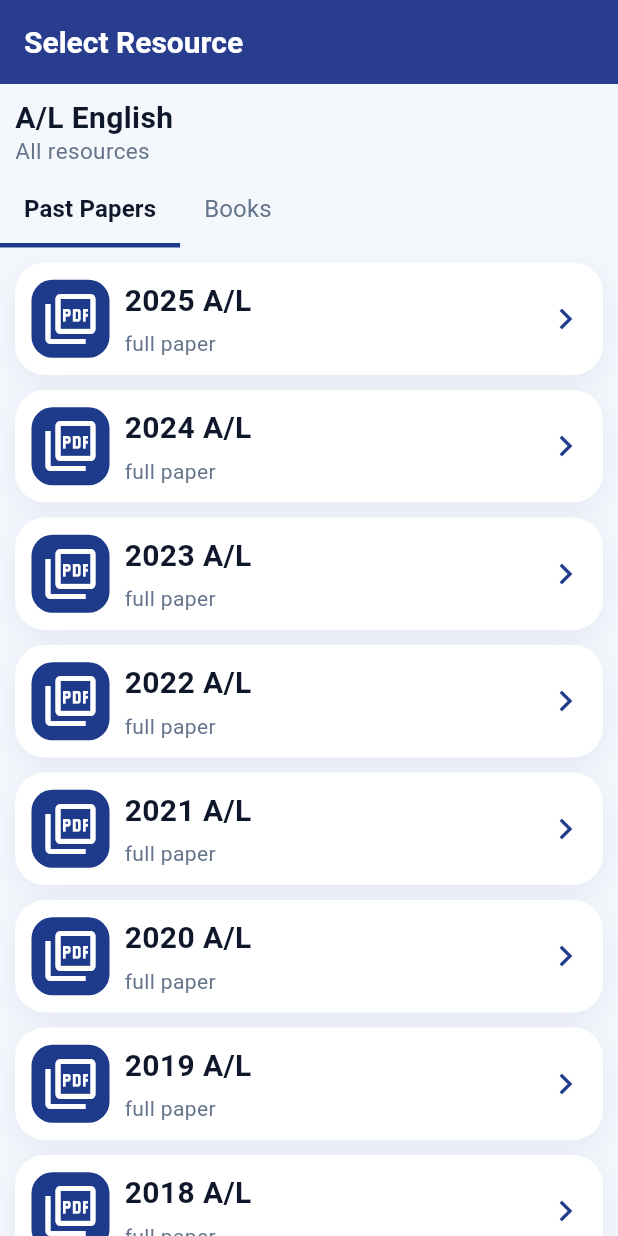
After one commit to KalpaSulochana/learnova, a Flutter app: the AlEnglish screen opened directly, on a phone screen of 412 x 824 dp. The commit adds this screen. Run offline on Flutter 3.47's test engine with Material 3 defaults, Android fonts, the phone set to English and light mode, and no system bars; our stand-ins replace font_awesome_flutter.

Commit message:
mage GIT and Eng

```diff
--- a/lib/alStreamSelection.dart
+++ b/lib/alStreamSelection.dart
@@ -1,4 +1,5 @@
 import 'package:flutter/material.dart';
+import 'package:learnova/resources/Advanced%20Level/Arts/artSubStreams.dart';
 import 'package:learnova/resources/Advanced%20Level/alMathsSubjects.dart';
 import 'package:learnova/resources/Advanced%20Level/alBioSubjects.dart';
 import 'package:learnova/colors.dart';
@@ -32,7 +33,7 @@ class alStreamSelectionScreen extends StatelessWidget {
               buildCommonCard(icon: Icons.functions, title: "Physical Science", subtitle: "Com Maths, Physics, Chemistry", toPage: AlmathssubjectScreen(),),
               buildCommonCard(icon: Icons.science, title: "Bio Science", subtitle: "Biology, Physics, Chemistry", toPage: AlBioSubjectScreen(),),
               buildCommonCard(icon: Icons.functions, title: "Commerce", subtitle: "Econ, BS, Accounting", toPage: AlmathssubjectScreen(),),
-              buildCommonCard(icon: Icons.draw, title: "Arts", subtitle: "Languages, Social Sciensces", toPage: AlmathssubjectScreen(),),
+              buildCommonCard(icon: Icons.draw, title: "Arts", subtitle: "Languages, Social Sciensces", toPage: AlArtSubstreamScreen(),),
               buildCommonCard(icon: Icons.functions, title: "Engineering Technology", subtitle: "ET, SFT, ICT", toPage: AlmathssubjectScreen(),),
               buildCommonCard(icon: Icons.functions, title: "Biosystem Technology", subtitle: "BST, SFT, ICT", toPage: AlmathssubjectScreen(),),
 
--- /dev/null
+++ b/lib/resources/Advanced Level/alEnglish.dart
@@ -0,0 +1,244 @@
+import 'package:flutter/material.dart';
+import 'package:learnova/card.dart';
+import 'package:learnova/colors.dart';
+import 'package:learnova/pdf_viewer_page.dart';
+
+class AlEnglish extends StatelessWidget {
+  const AlEnglish({super.key});
+
+  @override
+  Widget build(BuildContext context) {
+    return DefaultTabController(
+      length: 3,
+      initialIndex: 0, // Opens "Past Papers" by default
+      child: Scaffold(
+        backgroundColor: bgColor,
+        appBar: AppBar(
+          automaticallyImplyLeading: false,
+          backgroundColor: primaryBlue,
+          elevation: 100,
+          title: Text(
+            "Select Resource",
+            style: TextStyle(
+              color: cardWhite,
+              fontSize: 20,
+              fontWeight: FontWeight.bold,
+            ),
+          ),
+        ),
+        body: SafeArea(
+          child: Column(
+            crossAxisAlignment: CrossAxisAlignment.start,
+            children: [
+              SizedBox(height: 10,),
+
+              // Unit Titles
+              Padding(
+                padding: const EdgeInsets.symmetric(horizontal: 10),
+                child: Column(
+                  crossAxisAlignment: CrossAxisAlignment.start,
+                  children:  [
+                    Text(
+                      'A/L English',
+                      style: TextStyle(
+                        color: textDark
+                        ,
+                        fontSize: 20,
+                        fontWeight: FontWeight.bold,
+                        height: 1.2,
+                      ),
+                    ),
+
+
+                    Text(
+                      'All resources',
+                      style: TextStyle(
+                        color: textLight,
+                        fontSize: 15,
+                        fontWeight: FontWeight.w400,
+                      ),
+                    ),
+                  ],
+                ),
+              ),
+
+              const SizedBox(height: 5),
+
+              // Tab Bar
+              TabBar(
+                isScrollable: true,
+                tabAlignment: TabAlignment.start,
+                indicatorColor: primaryBlue,
+                indicatorWeight: 3.0,
+                indicatorSize: TabBarIndicatorSize.tab,
+                labelColor: textDark,
+                unselectedLabelColor: textLight,
+                labelStyle: const TextStyle(
+                  fontSize: 16,
+                  fontWeight: FontWeight.w600,
+                ),
+                unselectedLabelStyle: const TextStyle(
+                  fontSize: 16,
+                  fontWeight: FontWeight.normal,
+                ),
+                dividerColor: Colors.transparent,
+                tabs: const [
+                  Tab(text: 'Past Papers'),
+                  Tab(text: 'Books'),
+
+                ],
+              ),
+
+              // Tab Views
+               Expanded(
+                child: TabBarView(
+                  children: [
+
+                    SingleChildScrollView(
+                      child: Column(
+                        children: [
+                          SizedBox(height: 10,),
+
+                          buildCommonCard(
+                          icon: Icons.picture_as_pdf_outlined,
+                            title: "2025 A/L",
+                            subtitle: "full paper",
+                            toPage: PdfViewerPage(
+                              title: "2025 A/L English",
+                              pdfUrl:
+                                  "https://pub-443fa50336f24320a9b73edc71de97e6.r2.dev/AL/English/Past%20Papers/2025%20paper.pdf",
+                            ),
+                          ),
+                          buildCommonCard(
+                          icon: Icons.picture_as_pdf_outlined,
+                            title: "2024 A/L",
+                            subtitle: "full paper",
+                            toPage: PdfViewerPage(
+                              title: "2024 A/L English",
+                              pdfUrl:
+                                  "https://pub-443fa50336f24320a9b73edc71de97e6.r2.dev/AL/English/Past%20Papers/gce-advance-level-exam-2024-english-past-papers-68ba8ac124d35.pdf",
+                            ),
+                          ),
+                          buildCommonCard(
+                          icon: Icons.picture_as_pdf_outlined,
+                            title: "2023 A/L",
+                            subtitle: "full paper",
+                            toPage: PdfViewerPage(
+                              title: "2023 A/L English",
+                              pdfUrl:
+                                  "https://pub-443fa50336f24320a9b73edc71de97e6.r2.dev/AL/English/Past%20Papers/gce-advance-level-exam-2023-english-past-papers-65c317770fd55.pdf",
+                            ),
+                          ),
+                          buildCommonCard(
+                          icon: Icons.picture_as_pdf_outlined,
+                            title: "2022 A/L",
+                            subtitle: "full paper",
+                            toPage: PdfViewerPage(
+                              title: "2022 A/L English",
+                              pdfUrl:
+                                  "https://pub-443fa50336f24320a9b73edc71de97e6.r2.dev/AL/English/Past%20Papers/gce-advance-level-exam-2022-english-past-papers-63fee700d96eb.pdf",
+                            ),
+                          ),
+                          buildCommonCard(
+                          icon: Icons.picture_as_pdf_outlined,
+                            title: "2021 A/L",
+                            subtitle: "full paper",
+                            toPage: PdfViewerPage(
+                              title: "2021 A/L English",
+                              pdfUrl:
+                                  "https://pub-443fa50336f24320a9b73edc71de97e6.r2.dev/AL/English/Past%20Papers/gce-advance-level-exam-2021-english-past-papers-68ba8b167f411.pdf",
+                            ),
+                          ),
+                          buildCommonCard(
+                          icon: Icons.picture_as_pdf_outlined,
+                            title: "2020 A/L",
+                            subtitle: "full paper",
+                            toPage: PdfViewerPage(
+                              title: "2020 A/L English",
+                              pdfUrl:
+                                  "https://pub-443fa50336f24320a9b73edc71de97e6.r2.dev/AL/English/Past%20Papers/gce-advance-level-exam-2020-english-past-papers-62664e10d42eb.pdf",
+                            ),
+                          ),
+                          buildCommonCard(
+                          icon: Icons.picture_as_pdf_outlined,
+                            title: "2019 A/L",
+                            subtitle: "full paper",
+                            toPage: PdfViewerPage(
+                              title: "2019 A/L English",
+                              pdfUrl:
+                                  "https://pub-443fa50336f24320a9b73edc71de97e6.r2.dev/AL/English/Past%20Papers/gce-advance-level-exam-2019-english-past-papers-61c2f5c543131.pdf",
+                            ),
+                          ),
+                          buildCommonCard(
+                          icon: Icons.picture_as_pdf_outlined,
+                            title: "2018 A/L",
+                            subtitle: "full paper",
+                            toPage: PdfViewerPage(
+                              title: "2018 A/L English",
+                              pdfUrl:
+                                  "https://pub-443fa50336f24320a9b73edc71de97e6.r2.dev/AL/English/Past%20Papers/gce-advance-level-exam-2018-english-past-papers-68ba8d1237fe2.pdf",
+                            ),
+                          ),
+                          buildCommonCard(
+                          icon: Icons.picture_as_pdf_outlined,
+                            title: "2017 A/L",
+                            subtitle: "full paper",
+                            toPage: PdfViewerPage(
+                              title: "2017 A/L English",
+                              pdfUrl:
+                                  "https://pub-443fa50336f24320a9b73edc71de97e6.r2.dev/AL/English/Past%20Papers/gce-advance-level-exam-2017-english-past-papers-68ba9a6d8e58b.pdf",
+                            ),
+                          ),
+                          buildCommonCard(
+                          icon: Icons.picture_as_pdf_outlined,
+                            title: "2016 A/L",
+                            subtitle: "full paper",
+                            toPage: PdfViewerPage(
+                              title: "2016 A/L English",
+                              pdfUrl:
+                                  "https://pub-443fa50336f24320a9b73edc71de97e6.r2.dev/AL/English/Past%20Papers/gce-advance-level-exam-2016-english-past-papers-68ba9aaed6f6f.pdf",
+                            ),
+                          ),
+                          buildCommonCard(
+                          icon: Icons.picture_as_pdf_outlined,
+                            title: "2015 A/L",
+                            subtitle: "full paper",
+                            toPage: PdfViewerPage(
+                              title: "2015 A/L English",
+                              pdfUrl:
+                                  "https://pub-443fa50336f24320a9b73edc71de97e6.r2.dev/AL/English/Past%20Papers/gce-advance-level-exam-2015-english-past-papers-68ba9af7eb90e.pdf",
+                            ),
+                          ),
+                        ],
+                      ),
+                    ),
+
+                    SingleChildScrollView(
+                      child: Column(
+                        children: [
+                          SizedBox(height: 10,),
+                          buildCommonCard(
+                            icon: Icons.auto_stories_sharp,
+                            title: "Text Book",
+                            subtitle: "General English Text Book",
+                            toPage: PdfViewerPage(
+                              pdfUrl:
+                                  "https://pub-443fa50336f24320a9b73edc71de97e6.r2.dev/AL/English/text%20books/grade-13-general-english-text-book-632aaa36244b3.pdf",
+                              title: "General English Text Book",
+                            ),
+                          ),
+
+
+                        ],
+                      ),
+                    ),
+                  ],
+                ),
+              ),
+            ],
+          ),
+        ),
+      ),
+    );
+  }
+}
--- /dev/null
+++ b/lib/resources/Advanced Level/alGit.dart
@@ -0,0 +1,244 @@
+import 'package:flutter/material.dart';
+import 'package:learnova/card.dart';
+import 'package:learnova/colors.dart';
+import 'package:learnova/pdf_viewer_page.dart';
+
+class AlEnglish extends StatelessWidget {
+  const AlEnglish({super.key});
+
+  @override
+  Widget build(BuildContext context) {
+    return DefaultTabController(
+      length: 3,
+      initialIndex: 0, // Opens "Past Papers" by default
+      child: Scaffold(
+        backgroundColor: bgColor,
+        appBar: AppBar(
+          automaticallyImplyLeading: false,
+          backgroundColor: primaryBlue,
+          elevation: 100,
+          title: Text(
+            "Select Resource",
+            style: TextStyle(
+              color: cardWhite,
+              fontSize: 20,
+              fontWeight: FontWeight.bold,
+            ),
+          ),
+        ),
+        body: SafeArea(
+          child: Column(
+            crossAxisAlignment: CrossAxisAlignment.start,
+            children: [
+              SizedBox(height: 10,),
+
+              // Unit Titles
+              Padding(
+                padding: const EdgeInsets.symmetric(horizontal: 10),
+                child: Column(
+                  crossAxisAlignment: CrossAxisAlignment.start,
+                  children:  [
+                    Text(
+                      'A/L GIT',
+                      style: TextStyle(
+                        color: textDark
+                        ,
+                        fontSize: 20,
+                        fontWeight: FontWeight.bold,
+                        height: 1.2,
+                      ),
+                    ),
+
+
+                    Text(
+                      'All resources',
+                      style: TextStyle(
+                        color: textLight,
+                        fontSize: 15,
+                        fontWeight: FontWeight.w400,
+                      ),
+                    ),
+                  ],
+                ),
+              ),
+
+              const SizedBox(height: 5),
+
+              // Tab Bar
+              TabBar(
+                isScrollable: true,
+                tabAlignment: TabAlignment.start,
+                indicatorColor: primaryBlue,
+                indicatorWeight: 3.0,
+                indicatorSize: TabBarIndicatorSize.tab,
+                labelColor: textDark,
+                unselectedLabelColor: textLight,
+                labelStyle: const TextStyle(
+                  fontSize: 16,
+                  fontWeight: FontWeight.w600,
+                ),
+                unselectedLabelStyle: const TextStyle(
+                  fontSize: 16,
+                  fontWeight: FontWeight.normal,
+                ),
+                dividerColor: Colors.transparent,
+                tabs: const [
+                  Tab(text: 'Past Papers'),
+                  Tab(text: 'Books'),
+
+                ],
+              ),
+
+              // Tab Views
+               Expanded(
+                child: TabBarView(
+                  children: [
+
+                    SingleChildScrollView(
+                      child: Column(
+                        children: [
+                          SizedBox(height: 10,),
+
+                          buildCommonCard(
+                          icon: Icons.picture_as_pdf_outlined,
+                            title: "2025 A/L",
+                            subtitle: "full paper",
+                            toPage: PdfViewerPage(
+                              title: "2025 A/L English",
+                              pdfUrl:
+                                  "https://pub-443fa50336f24320a9b73edc71de97e6.r2.dev/AL/English/Past%20Papers/2025%20paper.pdf",
+                            ),
+                          ),
+                          buildCommonCard(
+                          icon: Icons.picture_as_pdf_outlined,
+                            title: "2024 A/L",
+                            subtitle: "full paper",
+                            toPage: PdfViewerPage(
+                              title: "2024 A/L English",
+                              pdfUrl:
+                                  "https://pub-443fa50336f24320a9b73edc71de97e6.r2.dev/AL/English/Past%20Papers/gce-advance-level-exam-2024-english-past-papers-68ba8ac124d35.pdf",
+                            ),
+                          ),
+                          buildCommonCard(
+                          icon: Icons.picture_as_pdf_outlined,
+                            title: "2023 A/L",
+                            subtitle: "full paper",
+                            toPage: PdfViewerPage(
+                              title: "2023 A/L English",
+                              pdfUrl:
+                                  "https://pub-443fa50336f24320a9b73edc71de97e6.r2.dev/AL/English/Past%20Papers/gce-advance-level-exam-2023-english-past-papers-65c317770fd55.pdf",
+                            ),
+                          ),
+                          buildCommonCard(
+                          icon: Icons.picture_as_pdf_outlined,
+                            title: "2022 A/L",
+                            subtitle: "full paper",
+                            toPage: PdfViewerPage(
+                              title: "2022 A/L English",
+                              pdfUrl:
+                                  "https://pub-443fa50336f24320a9b73edc71de97e6.r2.dev/AL/English/Past%20Papers/gce-advance-level-exam-2022-english-past-papers-63fee700d96eb.pdf",
+                            ),
+                          ),
+                          buildCommonCard(
+                          icon: Icons.picture_as_pdf_outlined,
+                            title: "2021 A/L",
+                            subtitle: "full paper",
+                            toPage: PdfViewerPage(
+                              title: "2021 A/L English",
+                              pdfUrl:
+                                  "https://pub-443fa50336f24320a9b73edc71de97e6.r2.dev/AL/English/Past%20Papers/gce-advance-level-exam-2021-english-past-papers-68ba8b167f411.pdf",
+                            ),
+                          ),
+                          buildCommonCard(
+                          icon: Icons.picture_as_pdf_outlined,
+                            title: "2020 A/L",
+                            subtitle: "full paper",
+                            toPage: PdfViewerPage(
+                              title: "2020 A/L English",
+                              pdfUrl:
+                                  "https://pub-443fa50336f24320a9b73edc71de97e6.r2.dev/AL/English/Past%20Papers/gce-advance-level-exam-2020-english-past-papers-62664e10d42eb.pdf",
+                            ),
+                          ),
+                          buildCommonCard(
+                          icon: Icons.picture_as_pdf_outlined,
+                            title: "2019 A/L",
+                            subtitle: "full paper",
+                            toPage: PdfViewerPage(
+                              title: "2019 A/L English",
+                              pdfUrl:
+                                  "https://pub-443fa50336f24320a9b73edc71de97e6.r2.dev/AL/English/Past%20Papers/gce-advance-level-exam-2019-english-past-papers-61c2f5c543131.pdf",
+                            ),
+                          ),
+                          buildCommonCard(
+                          icon: Icons.picture_as_pdf_outlined,
+                            title: "2018 A/L",
+                            subtitle: "full paper",
+                            toPage: PdfViewerPage(
+                              title: "2018 A/L English",
+                              pdfUrl:
+                                  "https://pub-443fa50336f24320a9b73edc71de97e6.r2.dev/AL/English/Past%20Papers/gce-advance-level-exam-2018-english-past-papers-68ba8d1237fe2.pdf",
+                            ),
+                          ),
+                          buildCommonCard(
+                          icon: Icons.picture_as_pdf_outlined,
+                            title: "2017 A/L",
+                            subtitle: "full paper",
+                            toPage: PdfViewerPage(
+                              title: "2017 A/L English",
+                              pdfUrl:
+                                  "https://pub-443fa50336f24320a9b73edc71de97e6.r2.dev/AL/English/Past%20Papers/gce-advance-level-exam-2017-english-past-papers-68ba9a6d8e58b.pdf",
+                            ),
+                          ),
+                          buildCommonCard(
+                          icon: Icons.picture_as_pdf_outlined,
+                            title: "2016 A/L",
+                            subtitle: "full paper",
+                            toPage: PdfViewerPage(
+                              title: "2016 A/L English",
+                              pdfUrl:
+                                  "https://pub-443fa50336f24320a9b73edc71de97e6.r2.dev/AL/English/Past%20Papers/gce-advance-level-exam-2016-english-past-papers-68ba9aaed6f6f.pdf",
+                            ),
+                          ),
+                          buildCommonCard(
+                          icon: Icons.picture_as_pdf_outlined,
+                            title: "2015 A/L",
+                            subtitle: "full paper",
+                            toPage: PdfViewerPage(
+                              title: "2015 A/L English",
+                              pdfUrl:
+                                  "https://pub-443fa50336f24320a9b73edc71de97e6.r2.dev/AL/English/Past%20Papers/gce-advance-level-exam-2015-english-past-papers-68ba9af7eb90e.pdf",
+                            ),
+                          ),
+                        ],
+                      ),
+                    ),
+
+                    SingleChildScrollView(
+                      child: Column(
+                        children: [
+                          SizedBox(height: 10,),
+                          buildCommonCard(
+                            icon: Icons.auto_stories_sharp,
+                            title: "Text Book",
+                            subtitle: "General English Text Book",
+                            toPage: PdfViewerPage(
+                              pdfUrl:
+                                  "https://pub-443fa50336f24320a9b73edc71de97e6.r2.dev/AL/English/text%20books/grade-13-general-english-text-book-632aaa36244b3.pdf",
+                              title: "General English Text Book",
+                            ),
+                          ),
+
+
+                        ],
+                      ),
+                    ),
+                  ],
+                ),
+              ),
+            ],
+          ),
+        ),
+      ),
+    );
+  }
+}
--- a/lib/resources/Advanced Level/alMathsSubjects.dart
+++ b/lib/resources/Advanced Level/alMathsSubjects.dart
@@ -4,7 +4,7 @@ import 'package:learnova/colors.dart';
 import 'package:learnova/resources/Advanced%20Level/Biological%20Science/Chemistry.dart';
 import 'package:learnova/resources/Advanced%20Level/Biological%20Science/Physics.dart';
 import 'package:learnova/resources/Advanced%20Level/Physical%20Science/CombinedMaths.dart';
-import 'package:learnova/resources/Advanced%20Level/Physical%20Science/HigherMaths.dart';
+import 'package:learnova/resources/Advanced%20Level/alEnglish.dart';
 import 'package:learnova/resources/Advanced%20Level/Physical%20Science/ICT.dart';
 
 class AlmathssubjectScreen extends StatelessWidget {
@@ -54,14 +54,20 @@ class AlmathssubjectScreen extends StatelessWidget {
               buildCommonCard(
                 icon: Icons.functions,
                 title: "ICT",
-                subtitle: "Past Papers, Resource Books, etc...",
+                subtitle: "Past Papers, Marking Schemes, etc...",
                 toPage: AlICT(),
               ),
-              buildCommonCard(
+              /*buildCommonCard(
                 icon: Icons.functions,
                 title: "Higher Maths",
                 subtitle: "Past Papers",
                 toPage: AlHigherMaths(),
+              ),*/
+              buildCommonCard(
+                icon: Icons.functions,
+                title: "English",
+                subtitle: "Past Papers, Books, etc...",
+                toPage: AlEnglish(),
               ),
             ],
           ),
```
Also changed, not shown: lib/resources/Advanced Level/Arts/artSubStreams.dart (added, +68 -0 lines).
